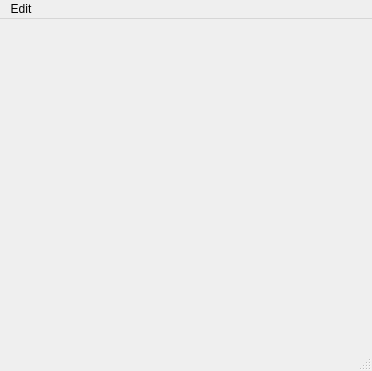
The window that src/cg3dmaya/preferences/preferences.ui (Nathanieljla/cg3d-maya) describes before a commit, drawn with Qt 5.
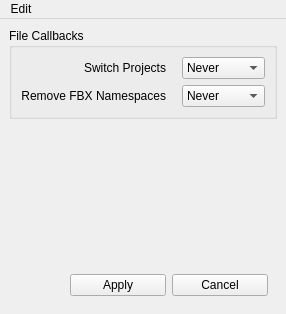
The same window after the commit.

Commit message: scriptjobs module now uses OpenMaya.  Added user preferences.  Users can now auto-switch projects and can remove namespaces from ascii fbx files.

What changed in the file:
```diff
--- a/src/cg3dmaya/preferences/preferences.ui
+++ b/src/cg3dmaya/preferences/preferences.ui
@@ -6,20 +6,160 @@
    <rect>
     <x>0</x>
     <y>0</y>
-    <width>372</width>
-    <height>371</height>
+    <width>286</width>
+    <height>314</height>
    </rect>
   </property>
   <property name="windowTitle">
    <string>3Dcg Maya Preferences</string>
   </property>
-  <widget class="QWidget" name="centralwidget"/>
+  <widget class="QWidget" name="centralwidget">
+   <layout class="QVBoxLayout" name="verticalLayout">
+    <item>
+     <widget class="QGroupBox" name="groupBox">
+      <property name="title">
+       <string>File Callbacks</string>
+      </property>
+      <layout class="QGridLayout" name="gridLayout">
+       <item row="0" column="0">
+        <widget class="QLabel" name="switch_project_label">
+         <property name="text">
+          <string>Switch Projects   </string>
+         </property>
+         <property name="alignment">
+          <set>Qt::AlignRight|Qt::AlignTrailing|Qt::AlignVCenter</set>
+         </property>
+        </widget>
+       </item>
+       <item row="1" column="1">
+        <widget class="QComboBox" name="fbx_namespace_pref">
+         <item>
+          <property name="text">
+           <string>Never</string>
+          </property>
+         </item>
+         <item>
+          <property name="text">
+           <string>Always</string>
+          </property>
+         </item>
+         <item>
+          <property name="text">
+           <string>Ask</string>
+          </property>
+         </item>
+        </widget>
+       </item>
+       <item row="1" column="0">
+        <widget class="QLabel" name="label_2">
+         <property name="text">
+          <string>Remove FBX Namespaces   </string>
+         </property>
+         <property name="alignment">
+          <set>Qt::AlignRight|Qt::AlignTrailing|Qt::AlignVCenter</set>
+         </property>
+        </widget>
+       </item>
+       <item row="0" column="1">
+        <widget class="QComboBox" name="switch_pref">
+         <item>
+          <property name="text">
+           <string>Never</string>
+          </property>
+         </item>
+         <item>
+          <property name="text">
+           <string>Always</string>
+          </property>
+         </item>
+         <item>
+          <property name="text">
+           <string>Ask</string>
+          </property>
+         </item>
+        </widget>
+       </item>
+      </layout>
+     </widget>
+    </item>
+    <item>
+     <spacer name="verticalSpacer">
+      <property name="orientation">
+       <enum>Qt::Vertical</enum>
+      </property>
+      <property name="sizeHint" stdset="0">
+       <size>
+        <width>20</width>
+        <height>40</height>
+       </size>
+      </property>
+     </spacer>
+    </item>
+    <item>
+     <widget class="QWidget" name="widget" native="true">
+      <layout class="QHBoxLayout" name="horizontalLayout">
+       <item>
+        <spacer name="horizontalSpacer">
+         <property name="orientation">
+          <enum>Qt::Horizontal</enum>
+         </property>
+         <property name="sizeHint" stdset="0">
+          <size>
+           <width>40</width>
+           <height>20</height>
+          </size>
+         </property>
+        </spacer>
+       </item>
+       <item>
+        <widget class="QPushButton" name="apply">
+         <property name="minimumSize">
+          <size>
+           <width>96</width>
+           <height>0</height>
+          </size>
+         </property>
+         <property name="maximumSize">
+          <size>
+           <width>96</width>
+           <height>16777215</height>
+          </size>
+         </property>
+         <property name="text">
+          <string>Apply</string>
+         </property>
+        </widget>
+       </item>
+       <item>
+        <widget class="QPushButton" name="cancel">
+         <property name="minimumSize">
+          <size>
+           <width>96</width>
+           <height>0</height>
+          </size>
+         </property>
+         <property name="maximumSize">
+          <size>
+           <width>96</width>
+           <height>16777215</height>
+          </size>
+         </property>
+         <property name="text">
+          <string>Cancel</string>
+         </property>
+        </widget>
+       </item>
+      </layout>
+     </widget>
+    </item>
+   </layout>
+  </widget>
   <widget class="QMenuBar" name="menubar">
    <property name="geometry">
     <rect>
      <x>0</x>
      <y>0</y>
-     <width>372</width>
+     <width>286</width>
      <height>18</height>
     </rect>
    </property>
@@ -31,8 +171,7 @@
    </widget>
    <addaction name="menuEdit"/>
   </widget>
-  <widget class="QStatusBar" name="statusbar"/>
-  <action name="actionRestore_Default_Settings">
+  <action name="restore">
    <property name="text">
     <string>Restore Default Settings</string>
    </property>
```
Left out of the diff: 2 changed lines with no effect on the pictures. The commit also changes 5 other files.
